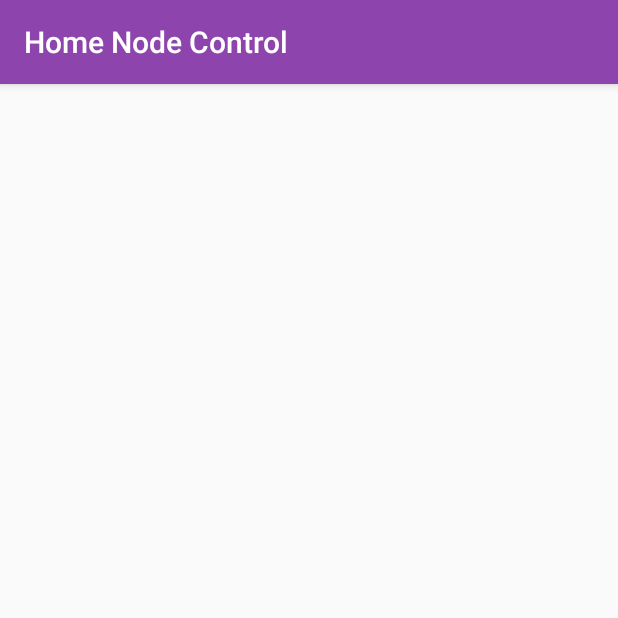
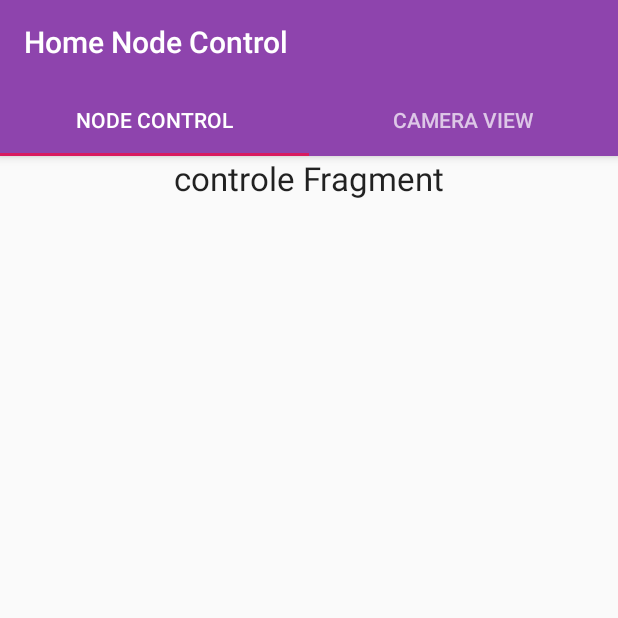
Before and after one commit to EliottMoulin/Android_App_Domotique, an Android app: the MainActivity screen opened directly, with no data from a screen before it, on a phone screen of 412 x 824 dp, the top half of it. Run offline under Robolectric (Android 15) with nearby library versions, the phone set to English and light mode, and no system bars.

Commit message:
Ajout Onglets sur mainActivity

```diff
--- a/app/build.gradle
+++ b/app/build.gradle
@@ -25,4 +25,6 @@ dependencies {
     testImplementation 'junit:junit:4.12'
     androidTestImplementation 'com.android.support.test:runner:1.0.2'
     androidTestImplementation 'com.android.support.test.espresso:espresso-core:3.0.2'
+    implementation 'com.android.support:design:28.0.0'
+
 }
--- a/app/src/main/AndroidManifest.xml
+++ b/app/src/main/AndroidManifest.xml
@@ -9,8 +9,8 @@
         android:roundIcon="@mipmap/ic_launcher_round"
         android:supportsRtl="true"
         android:theme="@style/AppTheme2">
-        <activity android:name=".MainActivity"></activity>
-        <activity android:name=".LoginActivity">
+        <activity android:name=".Activities.MainActivity"></activity>
+        <activity android:name=".Activities.LoginActivity">
             <intent-filter>
                 <action android:name="android.intent.action.MAIN" />
 
--- a/app/src/main/java/com/example/domotique/LoginActivity.java
+++ b/app/src/main/java/com/example/domotique/Activities/LoginActivity.java
@@ -1,4 +1,4 @@
-package com.example.domotique;
+package com.example.domotique.Activities;
 
 import android.content.Intent;
 import android.support.v7.app.AppCompatActivity;
@@ -10,6 +10,8 @@ import android.view.View;
 import android.widget.Button;
 import android.widget.EditText;
 import android.widget.Toast;
+
+import com.example.domotique.R;
 
 public class LoginActivity extends AppCompatActivity {
 
@@ -113,6 +115,7 @@ public class LoginActivity extends AppCompatActivity {
             Toast.makeText(this,"Validé !",Toast.LENGTH_SHORT).show();
             startMainActivity(view);
         }else {
+            this.password.setText("");
             this.password.setError("Password incorect !");
         }
 
--- /dev/null
+++ b/app/src/main/java/com/example/domotique/Activities/MainActivity.java
@@ -0,0 +1,77 @@
+package com.example.domotique.Activities;
+
+import android.support.design.widget.TabLayout;
+import android.support.v4.app.Fragment;
+import android.support.v4.app.FragmentManager;
+import android.support.v4.app.FragmentPagerAdapter;
+import android.support.v4.view.ViewPager;
+import android.support.v7.app.AppCompatActivity;
+import android.os.Bundle;
+import android.support.v7.widget.Toolbar;
+
+
+import com.example.domotique.Fragments.CameraFragment;
+import com.example.domotique.Fragments.ControleFrangment;
+import com.example.domotique.R;
+
+import java.util.ArrayList;
+import java.util.List;
+
+public class MainActivity extends AppCompatActivity {
+
+    private Toolbar toolbar;
+    private TabLayout tabLayout;
+    private ViewPager viewPager;
+
+    @Override
+    protected void onCreate(Bundle savedInstanceState) {
+        super.onCreate(savedInstanceState);
+        setContentView(R.layout.activity_main);
+
+        toolbar = (Toolbar) findViewById(R.id.mytoolbar);
+        setSupportActionBar(toolbar);
+
+        viewPager =  findViewById(R.id.viewpager);
+        setViewPager(viewPager);
+
+        tabLayout = findViewById(R.id.mytabs);
+        tabLayout.setupWithViewPager(viewPager);
+    }
+
+
+    private void setViewPager(ViewPager viewPager) {
+        ViewPagerAdapter adapter = new ViewPagerAdapter(getSupportFragmentManager());
+        adapter.addFragment(new ControleFrangment(), "Node Control");
+        adapter.addFragment(new CameraFragment(), "Camera View");
+        viewPager.setAdapter(adapter);
+    }
+
+    class ViewPagerAdapter extends FragmentPagerAdapter {
+        private final List<Fragment> mFragmentList = new ArrayList<>();
+        private final List<String> mFragmentTitleList = new ArrayList<>();
+
+        public ViewPagerAdapter(FragmentManager manager) {
+            super(manager);
+        }
+
+        @Override
+        public Fragment getItem(int position) {
+            return mFragmentList.get(position);
+        }
+
+        @Override
+        public int getCount() {
+            return mFragmentList.size();
+        }
+
+        public void addFragment(Fragment fragment, String title) {
+            mFragmentList.add(fragment);
+            mFragmentTitleList.add(title);
+        }
+
+        @Override
+        public CharSequence getPageTitle(int position) {
+            return mFragmentTitleList.get(position);
+        }
+    }
+}
--- /dev/null
+++ b/app/src/main/java/com/example/domotique/Fragments/CameraFragment.java
@@ -0,0 +1,25 @@
+package com.example.domotique.Fragments;
+
+import android.os.Bundle;
+import android.support.v4.app.Fragment;
+import android.view.LayoutInflater;
+import android.view.View;
+import android.view.ViewGroup;
+
+import com.example.domotique.R;
+
+public class CameraFragment extends Fragment {
+
+    public CameraFragment() {
+    }
+
+    public void onCreate(Bundle savedInstanceState) {
+        super.onCreate(savedInstanceState);
+    }
+
+    @Override
+    public View onCreateView(LayoutInflater inflater, ViewGroup container, Bundle savedInstanceState) {
+        return inflater.inflate(R.layout.fragment_camera, container, false);
+    }
+
+}
--- /dev/null
+++ b/app/src/main/java/com/example/domotique/Fragments/ControleFrangment.java
@@ -0,0 +1,24 @@
+package com.example.domotique.Fragments;
+
+import android.os.Bundle;
+import android.support.v4.app.Fragment;
+import android.view.LayoutInflater;
+import android.view.View;
+import android.view.ViewGroup;
+
+import com.example.domotique.R;
+
+public class ControleFrangment extends Fragment {
+
+    public ControleFrangment() {
+    }
+
+    public void onCreate(Bundle savedInstanceState) {
+        super.onCreate(savedInstanceState);
+    }
+
+    @Override
+    public View onCreateView(LayoutInflater inflater, ViewGroup container, Bundle savedInstanceState) {
+        return inflater.inflate(R.layout.fragment_controle, container, false);
+    }
+}
--- a/app/src/main/java/com/example/domotique/MainActivity.java
+++ /dev/null
@@ -1,13 +0,0 @@
-package com.example.domotique;
-
-import android.support.v7.app.AppCompatActivity;
-import android.os.Bundle;
-
-public class MainActivity extends AppCompatActivity {
-
-    @Override
-    protected void onCreate(Bundle savedInstanceState) {
-        super.onCreate(savedInstanceState);
-        setContentView(R.layout.activity_main);
-    }
-}
--- a/app/src/main/res/layout/activity_login.xml
+++ b/app/src/main/res/layout/activity_login.xml
@@ -5,7 +5,7 @@
     android:layout_width="match_parent"
     android:layout_height="match_parent"
     android:background="#00B41A1A"
-    tools:context=".LoginActivity">
+    tools:context=".Activities.LoginActivity">
 
 
     <EditText
--- a/app/src/main/res/layout/activity_main.xml
+++ b/app/src/main/res/layout/activity_main.xml
@@ -1,7 +1,34 @@
 <?xml version="1.0" encoding="utf-8"?>
-<android.support.constraint.ConstraintLayout xmlns:android="http://schemas.android.com/apk/res/android"
+<android.support.design.widget.CoordinatorLayout
+    xmlns:android="http://schemas.android.com/apk/res/android"
     xmlns:app="http://schemas.android.com/apk/res-auto"
-    xmlns:tools="http://schemas.android.com/tools"
     android:layout_width="match_parent"
-    android:layout_height="match_parent"
-    tools:context="com.example.domotique.MainActivity"/>
+    android:layout_height="match_parent">
+
+    <android.support.design.widget.AppBarLayout
+        android:layout_width="match_parent"
+        android:layout_height="wrap_content"
+        android:theme="@style/ThemeOverlay.AppCompat.Dark.ActionBar">
+
+        <android.support.v7.widget.Toolbar
+            android:id="@+id/mytoolbar"
+            android:layout_width="match_parent"
+            android:layout_height="?attr/actionBarSize"
+            android:background="?attr/colorPrimary"
+            app:layout_scrollFlags="scroll|enterAlways"
+            app:popupTheme="@style/ThemeOverlay.AppCompat.Light" />
+
+        <android.support.design.widget.TabLayout
+            android:id="@+id/mytabs"
+            android:layout_width="match_parent"
+            android:layout_height="wrap_content"
+            app:tabMode="fixed"
+            app:tabGravity="fill"/>
+    </android.support.design.widget.AppBarLayout>
+
+    <android.support.v4.view.ViewPager
+        android:id="@+id/viewpager"
+        android:layout_width="match_parent"
+        android:layout_height="match_parent"
+        app:layout_behavior="@string/appbar_scrolling_view_behavior" />
+</android.support.design.widget.CoordinatorLayout>
--- /dev/null
+++ b/app/src/main/res/layout/fragment_camera.xml
@@ -0,0 +1,16 @@
+<?xml version="1.0" encoding="utf-8"?>
+<LinearLayout xmlns:android="http://schemas.android.com/apk/res/android"
+    android:orientation="vertical"
+    android:layout_width="match_parent"
+    android:layout_height="match_parent">
+
+    <TextView
+        android:layout_width="wrap_content"
+        android:layout_height="wrap_content"
+        android:textAppearance="?android:attr/textAppearanceLarge"
+        android:text="camera Fragment"
+        android:id="@+id/textView_movie"
+        android:layout_gravity="center_horizontal"/>
+
+
+</LinearLayout>
--- /dev/null
+++ b/app/src/main/res/layout/fragment_controle.xml
@@ -0,0 +1,16 @@
+<?xml version="1.0" encoding="utf-8"?>
+<LinearLayout xmlns:android="http://schemas.android.com/apk/res/android"
+    android:orientation="vertical"
+    android:layout_width="match_parent"
+    android:layout_height="match_parent">
+
+    <TextView
+        android:layout_width="wrap_content"
+        android:layout_height="wrap_content"
+        android:textAppearance="?android:attr/textAppearanceLarge"
+        android:text="controle Fragment"
+        android:id="@+id/textView_movie"
+        android:layout_gravity="center_horizontal"/>
+
+
+</LinearLayout>
--- a/app/src/main/res/values/styles.xml
+++ b/app/src/main/res/values/styles.xml
@@ -13,8 +13,8 @@
         <item name="colorPrimary">@color/colorPrimary</item>
         <item name="colorPrimaryDark">@color/colorPrimaryDark</item>
         <item name="colorAccent">@color/colorAccent</item>
-
-
+        <item name="windowActionBar">false</item>
+        <item name="windowNoTitle">true</item>
     </style>
 
 </resources>
```
